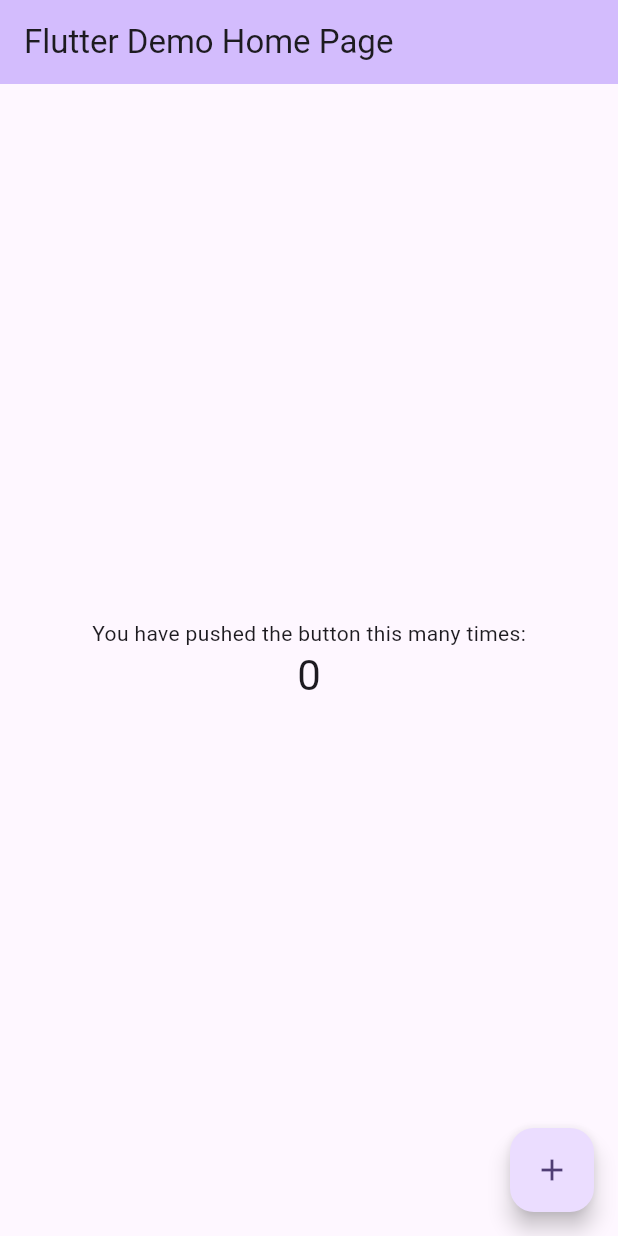
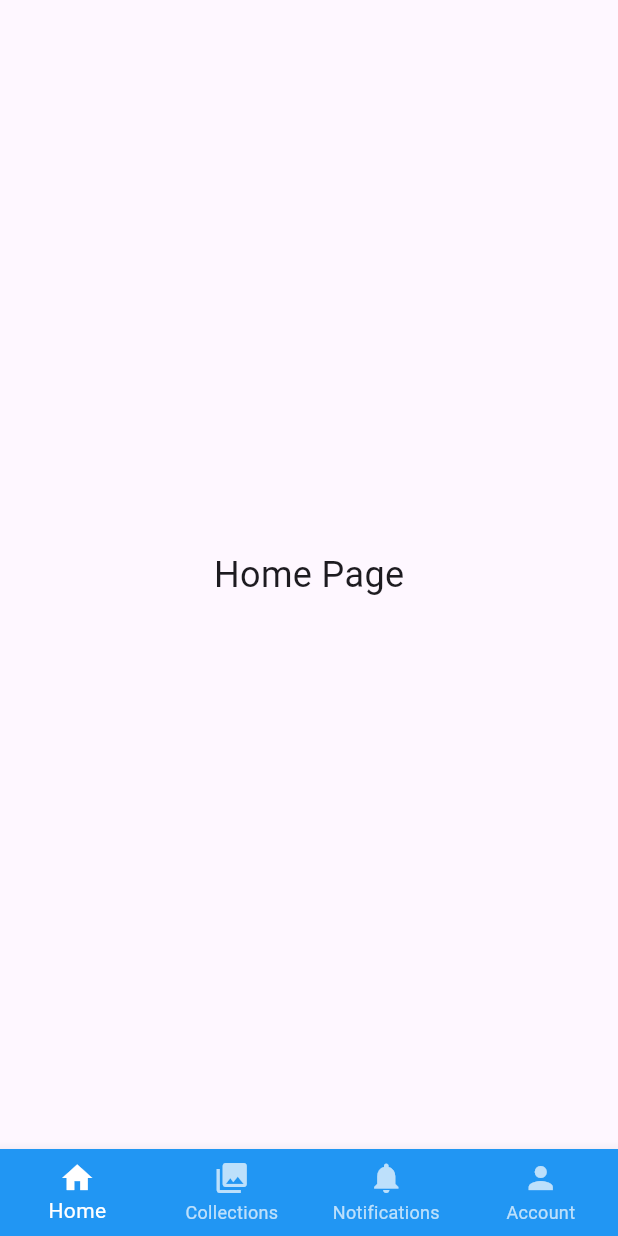
Before and after one commit to lee-ranaweer/holo, a Flutter app: the screen it shows after launch, on a phone screen of 412 x 824 dp. Run offline on Flutter 3.47's test engine with Material 3 defaults, Android fonts, the phone set to English and light mode, and no system bars; our stand-ins replace go_router; missing offline and left inert: pokemon_tcg.

Commit message:
Used GoRouter to create navbar

```diff
--- a/lib/api_test.dart
+++ b/lib/api/api_test.dart
@@ -3,8 +3,9 @@ import 'package:pokemon_tcg/pokemon_tcg.dart';
 
 void main() async {
   WidgetsFlutterBinding.ensureInitialized();
-  //heres our api key
+  // Heres our api key
   final api = PokemonTcgApi(apiKey: 'edb66ad4-7257-4c7a-ae99-064750a2909e');
+  // Get cards from base et
   final cards = await api.getCardsForSet('base1');
 
   final jsonResponse =
@@ -21,6 +22,7 @@ void main() async {
       }).toList();
 
   print("Full JSON response: $jsonResponse");
+
   runApp(const MyApp());
 }
 
@@ -32,7 +34,7 @@ class MyApp extends StatelessWidget {
       title: 'Holo',
       home: Scaffold(
         appBar: AppBar(title: const Text('Holo Pokemon TCG fetch test')),
-        body: const Center(child: Text('api response in console')),
+        body: const Center(child: Text('API response in console')),
       ),
     );
   }
--- a/lib/main.dart
+++ b/lib/main.dart
@@ -1,122 +1,115 @@
 import 'package:flutter/material.dart';
+import 'package:go_router/go_router.dart';
 
 void main() {
-  runApp(const MyApp());
+  runApp(MyApp());
 }
 
 class MyApp extends StatelessWidget {
-  const MyApp({super.key});
-
-  // This widget is the root of your application.
   @override
-  Widget build(BuildContext context) {
-    return MaterialApp(
-      title: 'Flutter Demo',
-      theme: ThemeData(
-        // This is the theme of your application.
-        //
-        // TRY THIS: Try running your application with "flutter run". You'll see
-        // the application has a purple toolbar. Then, without quitting the app,
-        // try changing the seedColor in the colorScheme below to Colors.green
-        // and then invoke "hot reload" (save your changes or press the "hot
-        // reload" button in a Flutter-supported IDE, or press "r" if you used
-        // the command line to start the app).
-        //
-        // Notice that the counter didn't reset back to zero; the application
-        // state is not lost during the reload. To reset the state, use hot
-        // restart instead.
-        //
-        // This works for code too, not just values: Most code changes can be
-        // tested with just a hot reload.
-        colorScheme: ColorScheme.fromSeed(seedColor: Colors.deepPurple),
-      ),
-      home: const MyHomePage(title: 'Flutter Demo Home Page'),
+  Widget build(BuildContext content) {
+    return MaterialApp.router(
+      routerConfig: _router,
+      title: 'Navbar'
     );
   }
 }
 
-class MyHomePage extends StatefulWidget {
-  const MyHomePage({super.key, required this.title});
+final GoRouter _router = GoRouter(
+  initialLocation: '/',
+  routes: [
+    ShellRoute(
+      builder: (context, state, child) {
+        return NavBar(child: child);
+      },
+      routes: [
+        GoRoute(path: '/', builder: (context, state) => HomePage()),
+        GoRoute(path: '/collections', builder: (context, state) => CollectionsPage()),
+        GoRoute(path: '/notifications', builder: (context, state) => NotificationsPage()),
+        GoRoute(path: '/account', builder: (context, state) => AccountPage()),
+      ],
+    ),
+  ],
+);
 
-  // This widget is the home page of your application. It is stateful, meaning
-  // that it has a State object (defined below) that contains fields that affect
-  // how it looks.
+class NavBar extends StatelessWidget {
+  final Widget child;
 
-  // This class is the configuration for the state. It holds the values (in this
-  // case the title) provided by the parent (in this case the App widget) and
-  // used by the build method of the State. Fields in a Widget subclass are
-  // always marked "final".
-
-  final String title;
-
-  @override
-  State<MyHomePage> createState() => _MyHomePageState();
-}
-
-class _MyHomePageState extends State<MyHomePage> {
-  int _counter = 0;
-
-  void _incrementCounter() {
-    setState(() {
-      // This call to setState tells the Flutter framework that something has
-      // changed in this State, which causes it to rerun the build method below
-      // so that the display can reflect the updated values. If we changed
-      // _counter without calling setState(), then the build method would not be
-      // called again, and so nothing would appear to happen.
-      _counter++;
-    });
-  }
+  NavBar({required this.child});
 
   @override
   Widget build(BuildContext context) {
-    // This method is rerun every time setState is called, for instance as done
-    // by the _incrementCounter method above.
-    //
-    // The Flutter framework has been optimized to make rerunning build methods
-    // fast, so that you can just rebuild anything that needs updating rather
-    // than having to individually change instances of widgets.
     return Scaffold(
-      appBar: AppBar(
-        // TRY THIS: Try changing the color here to a specific color (to
-        // Colors.amber, perhaps?) and trigger a hot reload to see the AppBar
-        // change color while the other colors stay the same.
-        backgroundColor: Theme.of(context).colorScheme.inversePrimary,
-        // Here we take the value from the MyHomePage object that was created by
-        // the App.build method, and use it to set our appbar title.
-        title: Text(widget.title),
+      body: child,
+      bottomNavigationBar: BottomNavigationBar(
+        type: BottomNavigationBarType.fixed,
+        currentIndex: _getSelectedIndex(context),
+        backgroundColor: Colors.blue,
+        selectedItemColor: Colors.white,
+        unselectedItemColor: Colors.white70,
+
+        onTap: (index) {
+          switch (index) {
+            case 0:
+              context.go('/');
+              break;
+            case 1:
+              context.go('/collections');
+              break;
+            case 2:
+              context.go('/notifications');
+              break;
+            case 3:
+              context.go('/account');
+              break;
+          }
+        },
+
+        // NOTE: Icons found here https://api.flutter.dev/flutter/material/Icons-class.html
+        items: [
+          BottomNavigationBarItem(icon: Icon(Icons.home), label: 'Home'),
+          BottomNavigationBarItem(icon: Icon(Icons.collections), label: 'Collections'),
+          BottomNavigationBarItem(icon: Icon(Icons.notifications), label: 'Notifications'),
+          BottomNavigationBarItem(icon: Icon(Icons.person), label: 'Account'),
+        ],
       ),
-      body: Center(
-        // Center is a layout widget. It takes a single child and positions it
-        // in the middle of the parent.
-        child: Column(
-          // Column is also a layout widget. It takes a list of children and
-          // arranges them vertically. By default, it sizes itself to fit its
-          // children horizontally, and tries to be as tall as its parent.
-          //
-          // Column has various properties to control how it sizes itself and
-          // how it positions its children. Here we use mainAxisAlignment to
-          // center the children vertically; the main axis here is the vertical
-          // axis because Columns are vertical (the cross axis would be
-          // horizontal).
-          //
-          // TRY THIS: Invoke "debug painting" (choose the "Toggle Debug Paint"
-          // action in the IDE, or press "p" in the console), to see the
-          // wireframe for each widget.
-          mainAxisAlignment: MainAxisAlignment.center,
-          children: <Widget>[
-            const Text('You have pushed the button this many times:'),
-            Text(
-              '$_counter',
-              style: Theme.of(context).textTheme.headlineMedium,
-            ),
-          ],
-        ),
-      ),
-      floatingActionButton: FloatingActionButton(
-        onPressed: _incrementCounter,
-        tooltip: 'Increment',
-        child: const Icon(Icons.add),
-      ), // This trailing comma makes auto-formatting nicer for build methods.
     );
   }
+
+  int _getSelectedIndex(BuildContext context) {
+    final location = GoRouterState.of(context).uri.toString();
+    if (location == '/')              return 0;
+    if (location == '/collections')   return 1;
+    if (location == '/notifications') return 2;
+    if (location == '/account')       return 3;
+    return 0;
+  }
 }
+
+class HomePage extends StatelessWidget {
+  @override
+  Widget build(BuildContext context) {
+    return Center(child: Text('Home Page', style: TextStyle(fontSize: 24)));
+  }
+}
+
+class CollectionsPage extends StatelessWidget {
+  @override
+  Widget build(BuildContext context) {
+    return Center(child: Text('Collections Page', style: TextStyle(fontSize: 24)));
+  }
+}
+
+class NotificationsPage extends StatelessWidget {
+  @override
+  Widget build(BuildContext context) {
+    return Center(child: Text('Notifications Page', style: TextStyle(fontSize: 24)));
+  }
+}
+
+class AccountPage extends StatelessWidget {
+  @override
+  Widget build(BuildContext context) {
+    return Center(child: Text('Account Page', style: TextStyle(fontSize: 24)));
+  }
+}
--- a/pubspec.yaml
+++ b/pubspec.yaml
@@ -35,6 +35,7 @@ dependencies:
   # The following adds the Cupertino Icons font to your application.
   # Use with the CupertinoIcons class for iOS style icons.
   cupertino_icons: ^1.0.8
+  go_router: ^14.8.1
 
 dev_dependencies:
   flutter_test:
```
Also changed, not shown: lib/router/router.dart (added), pubspec.lock, 1 other file.
